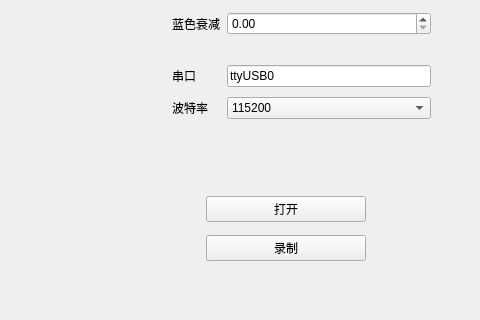
mrwang-19/HNU_RMUT_Vision, file mainwindow.ui: the form before one commit; both pictures show x 544 to 1024 and y 181 to 501 of the 1024 by 600 pixel window.
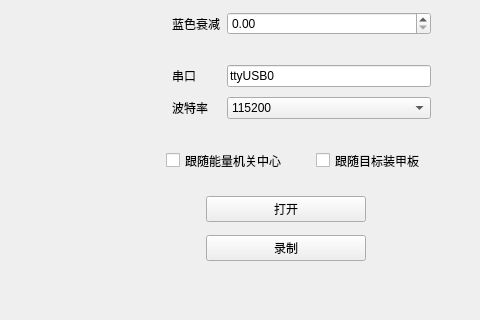
The form after the commit.

Diff of the .ui file:
```diff
--- a/mainwindow.ui
+++ b/mainwindow.ui
@@ -392,6 +392,32 @@
      </item>
     </layout>
    </widget>
+   <widget class="QCheckBox" name="checkBoxFollowCenter">
+    <property name="geometry">
+     <rect>
+      <x>710</x>
+      <y>330</y>
+      <width>141</width>
+      <height>23</height>
+     </rect>
+    </property>
+    <property name="text">
+     <string>跟随能量机关中心</string>
+    </property>
+   </widget>
+   <widget class="QCheckBox" name="checkBoxFollowArmor">
+    <property name="geometry">
+     <rect>
+      <x>860</x>
+      <y>330</y>
+      <width>131</width>
+      <height>23</height>
+     </rect>
+    </property>
+    <property name="text">
+     <string>跟随目标装甲板</string>
+    </property>
+   </widget>
   </widget>
  </widget>
  <resources/>
```
